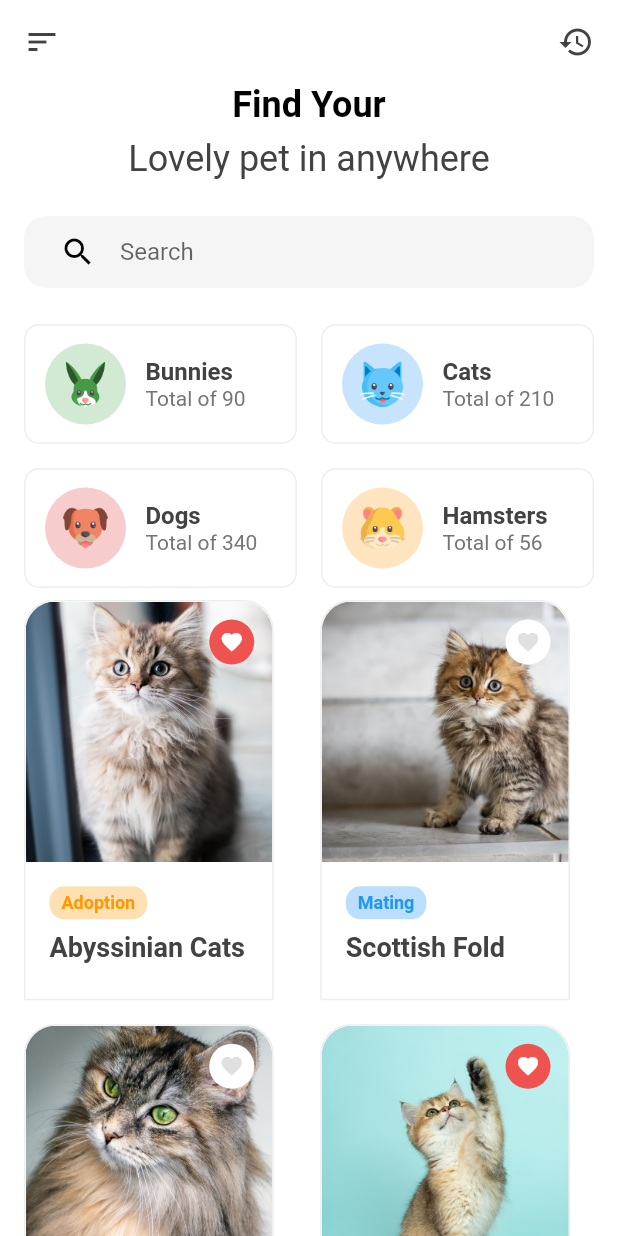
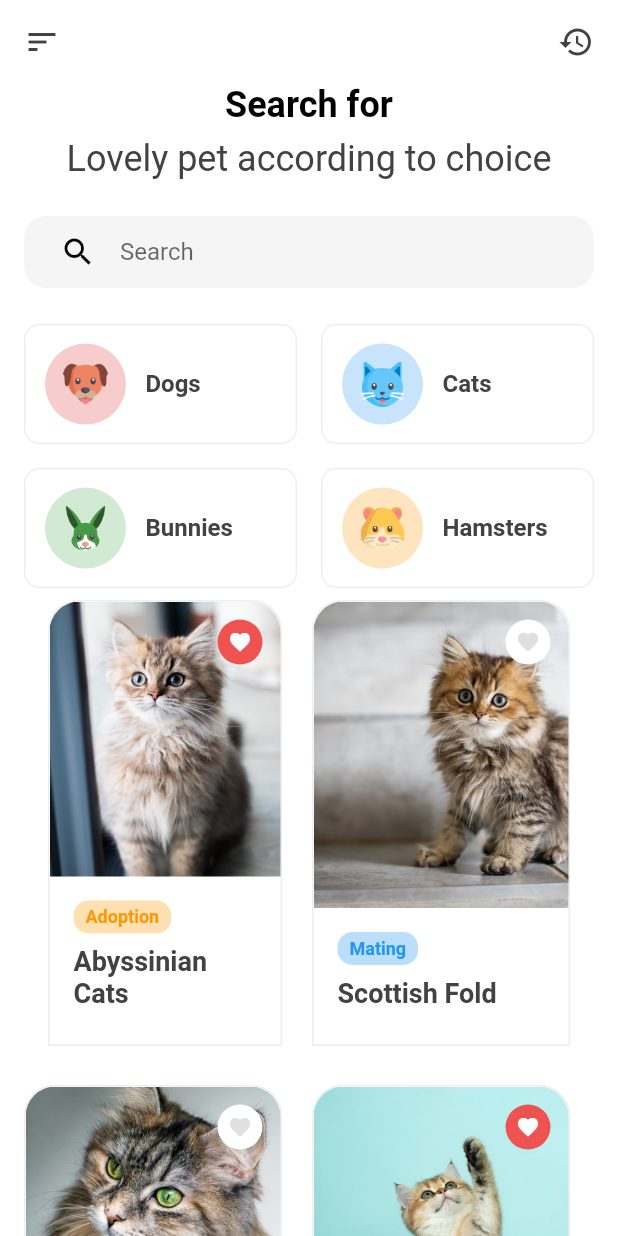
Before and after one commit to manojbcs98/pet_app, a Flutter app: the screen it shows after launch, on a phone screen of 412 x 824 dp. Run offline on Flutter 3.47's test engine with Material 2 defaults, Android fonts, the phone set to English and light mode, and no system bars; our stand-ins replace confetti, equatable, flutter_bloc.

Commit message:
search is working

```diff
--- a/lib/ui/pet_adopt_history.dart
+++ b/lib/ui/pet_adopt_history.dart
@@ -22,6 +22,8 @@ class _PetAdoptHistoryState extends State<PetAdoptHistory> {
     return Scaffold(
         backgroundColor: Colors.white,
         appBar: AppBar(
+          title:
+              Text("Adopted Pets List", style: TextStyle(color: Colors.black)),
           backgroundColor: Colors.transparent,
           leading: InkWell(
               child: Icon(Icons.arrow_back, color: Colors.black),
--- a/lib/ui/pet_list.dart
+++ b/lib/ui/pet_list.dart
@@ -18,6 +18,7 @@ class PetList extends StatefulWidget {
 class _PetListState extends State<PetList> {
   List<Pet> pets = getPetListData();
   List<Pet> adoptedPets = PetAdopted.list;
+  final TextEditingController _searchQuery = new TextEditingController();
 
   @override
   Widget build(BuildContext context) {
@@ -74,7 +75,7 @@ class _PetListState extends State<PetList> {
                 const Padding(
                   padding: EdgeInsets.symmetric(horizontal: 16),
                   child: Text(
-                    "Find Your",
+                    "Search for",
                     style: TextStyle(
                       color: Colors.black,
                       fontWeight: FontWeight.bold,
@@ -85,7 +86,7 @@ class _PetListState extends State<PetList> {
                 Padding(
                   padding: EdgeInsets.symmetric(horizontal: 16, vertical: 8),
                   child: Text(
-                    "Lovely pet in anywhere",
+                    "Lovely pet according to choice",
                     style: TextStyle(
                       color: Colors.grey[800],
                       fontSize: 24,
@@ -95,6 +96,8 @@ class _PetListState extends State<PetList> {
                 Padding(
                   padding: EdgeInsets.all(16),
                   child: TextField(
+                    onChanged: searchPets,
+                    controller: _searchQuery,
                     decoration: InputDecoration(
                       hintText: 'Search',
                       hintStyle: const TextStyle(fontSize: 16),
@@ -128,42 +131,44 @@ class _PetListState extends State<PetList> {
                       Row(
                         mainAxisAlignment: MainAxisAlignment.spaceEvenly,
                         children: [
-                          buildPetCategory(
-                              Category.BUNNY, "90", Colors.green.shade200),
-                          buildPetCategory(
-                              Category.CAT, "210", Colors.blue.shade200),
+                          buildPetCategory(Category.DOG, Colors.red.shade200),
+                          buildPetCategory(Category.CAT, Colors.blue.shade200),
                         ],
                       ),
                       Row(
                         mainAxisAlignment: MainAxisAlignment.spaceEvenly,
                         children: [
                           buildPetCategory(
-                              Category.DOG, "340", Colors.red.shade200),
+                              Category.BUNNY, Colors.green.shade200),
                           buildPetCategory(
-                              Category.HAMSTER, "56", Colors.orange.shade200),
+                              Category.HAMSTER, Colors.orange.shade200),
                         ],
                       ),
                     ],
                   ),
                 ),
-                Expanded(
-                  child: Padding(
-                    padding: const EdgeInsets.symmetric(horizontal: 16),
-                    child: GridView.count(
-                      shrinkWrap: true,
-                      physics: const BouncingScrollPhysics(),
-                      childAspectRatio: 1 / 1.55,
-                      crossAxisCount: 2,
-                      crossAxisSpacing: 15,
-                      children: list.map((item) {
-                        return PetWidget(
-                          pet: item,
-                          index: -1,
-                        );
-                      }).toList(),
-                    ),
-                  ),
-                ),
+                pets.isNotEmpty
+                    ? Expanded(
+                        child: Padding(
+                          padding: const EdgeInsets.symmetric(horizontal: 16),
+                          child: GridView.builder(
+                            gridDelegate:
+                                const SliverGridDelegateWithMaxCrossAxisExtent(
+                                    maxCrossAxisExtent: 200,
+                                    childAspectRatio: 6 / 10,
+                                    crossAxisSpacing: 4,
+                                    mainAxisSpacing: 10),
+                            itemCount: pets.length,
+                            itemBuilder: (BuildContext ctx, index) {
+                              return PetWidget(pet: pets[index], index: index);
+                            },
+                          ),
+                        ),
+                      )
+                    : Center(
+                        child: Column(
+                        children: [Text("No Pet Found! Adopt the Pet")],
+                      )),
               ],
             );
           }
@@ -173,7 +178,25 @@ class _PetListState extends State<PetList> {
     );
   }
 
-  Widget buildPetCategory(Category category, String total, Color color) {
+  void searchPets(String query) {
+    List<Pet> petList = getPetListData();
+    if (query == "") {
+      setState(() {
+        pets = petList;
+      });
+    } else {
+      final suggestions = pets.where((element) {
+        final petTitle = element.name.toLowerCase();
+        final input = query.toLowerCase();
+        return petTitle.contains(input);
+      }).toList();
+      setState(() {
+        pets = suggestions;
+      });
+    }
+  }
+
+  Widget buildPetCategory(Category category, Color color) {
     return Expanded(
       child: GestureDetector(
         onTap: () {
@@ -245,13 +268,6 @@ class _PetListState extends State<PetList> {
                       fontWeight: FontWeight.bold,
                     ),
                   ),
-                  Text(
-                    "Total of " + total,
-                    style: TextStyle(
-                      color: Colors.grey[600],
-                      fontSize: 14,
-                    ),
-                  ),
                 ],
               ),
             ],
@@ -260,14 +276,4 @@ class _PetListState extends State<PetList> {
       ),
     );
   }
-
-  List<Widget> buildNewestPet() {
-    List<Widget> list = [];
-    for (var i = 0; i < pets.length; i++) {
-      if (pets[i].newest) {
-        list.add(PetWidget(pet: pets[i], index: i));
-      }
-    }
-    return list;
-  }
 }
```
